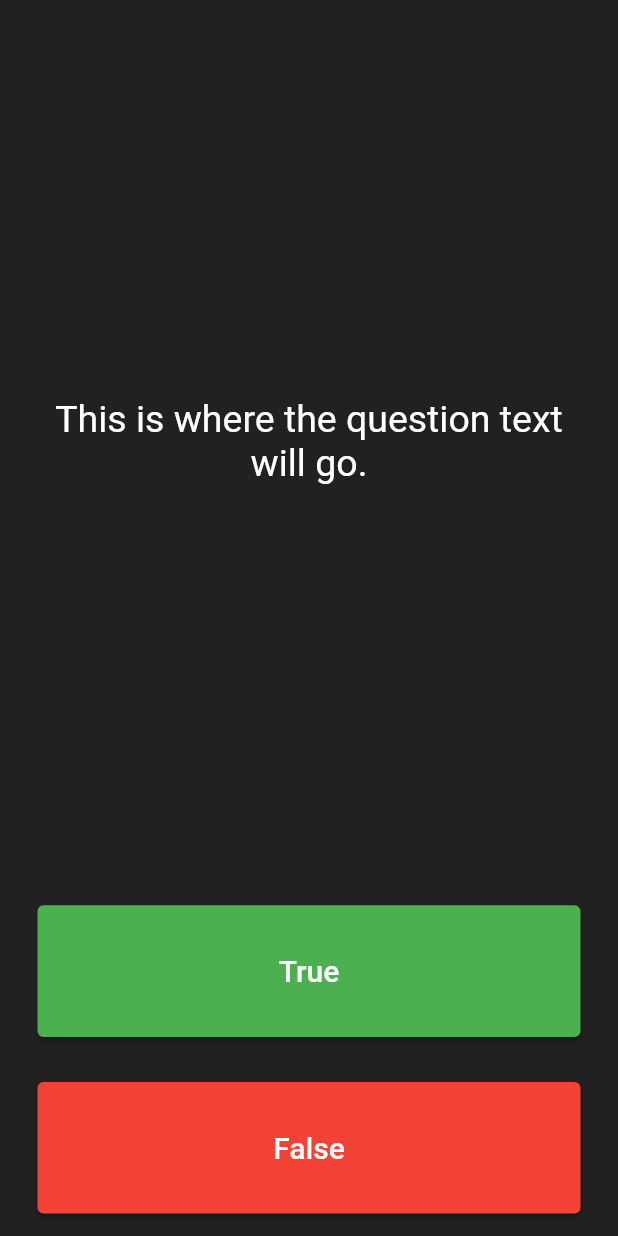
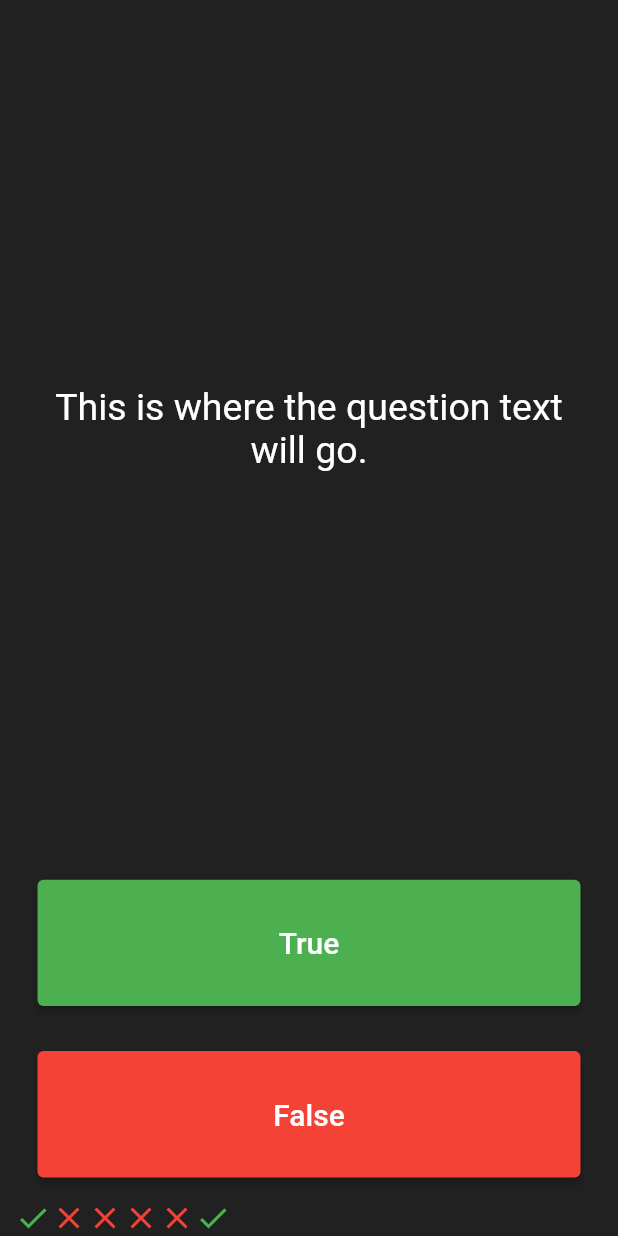
Before and after one commit to christanplaza/flutter_quizzler_app, a Flutter app: the screen it shows after launch, after a tap on "True", on a phone screen of 412 x 824 dp. Run offline on Flutter 3.47's test engine with Material 2 defaults, Android fonts, the phone set to English and light mode, and no system bars.

Commit message:
03_Score Tracker

```diff
--- a/lib/main.dart
+++ b/lib/main.dart
@@ -29,6 +29,29 @@ class QuizPage extends StatefulWidget {
 }
 
 class _QuizPageState extends State<QuizPage> {
+  List<Icon> scoreTracker = [
+    Icon(
+      Icons.check,
+      color: Colors.green,
+    ),
+    Icon(
+      Icons.close,
+      color: Colors.red,
+    ),
+    Icon(
+      Icons.close,
+      color: Colors.red,
+    ),
+    Icon(
+      Icons.close,
+      color: Colors.red,
+    ),
+    Icon(
+      Icons.close,
+      color: Colors.red,
+    ),
+  ];
+
   @override
   Widget build(BuildContext context) {
     return Column(
@@ -64,6 +87,11 @@ class _QuizPageState extends State<QuizPage> {
               ),
               onPressed: () {
                 // User picked true
+                setState(() {
+                  scoreTracker.add(
+                    Icon(Icons.check, color: Colors.green),
+                  );
+                });
               },
             ),
           ),
@@ -84,11 +112,18 @@ class _QuizPageState extends State<QuizPage> {
               ),
               onPressed: () {
                 // User picked false
+                setState(() {
+                  scoreTracker.add(
+                    Icon(Icons.close, color: Colors.red),
+                  );
+                });
               },
             ),
           ),
         ),
-        // TODO: We will add a Score Keeper here.
+        Row(
+          children: scoreTracker,
+        )
       ],
     );
   }
```
